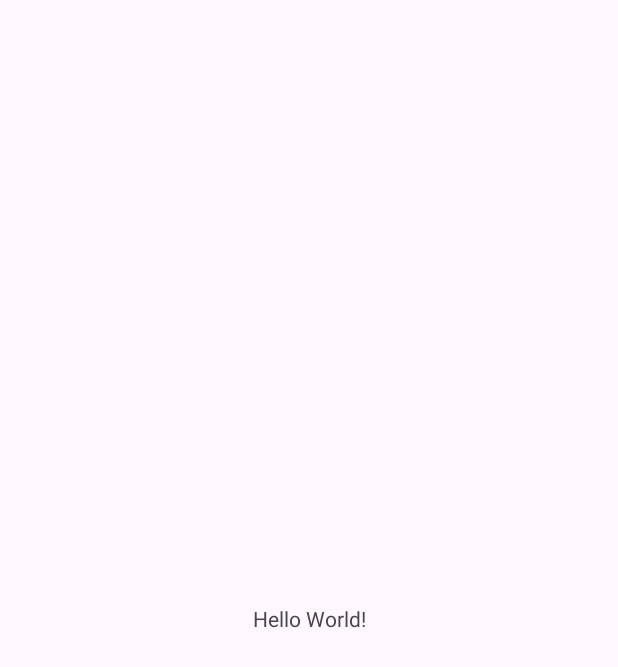
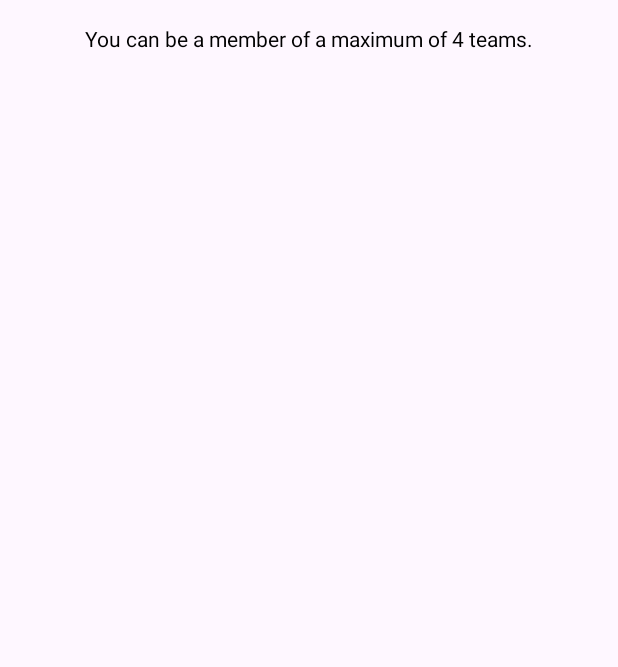
Before and after one commit to rabaduptis/TeamUP, an Android app: the screen it shows after launch once a user with an empty profile is signed in (MainActivity), on a phone screen of 412 x 824 dp. Before the commit the part shown is almost empty. Shown: the top 667 px of the screen. Run offline under Robolectric (Android 15) with nearby library versions, the phone set to English and light mode, and no system bars; our stand-ins replace Firebase (no records; nobody signed in at launch, a user with empty details on screens opened directly).

Commit message:
add team screen

```diff
--- a/app/src/main/res/layout/activity_main.xml
+++ b/app/src/main/res/layout/activity_main.xml
@@ -7,12 +7,26 @@
     tools:context=".MainActivity">
 
     <TextView
+        android:id="@+id/textView_team_info"
         android:layout_width="wrap_content"
         android:layout_height="wrap_content"
-        android:text="Hello World!"
-        app:layout_constraintBottom_toBottomOf="parent"
+        android:layout_marginTop="16dp"
+        android:text="@string/you_can_be_a_member_of_a_maximum_of_4_teams"
+        android:textColor="?android:attr/colorPrimary"
         app:layout_constraintEnd_toEndOf="parent"
         app:layout_constraintStart_toStartOf="parent"
         app:layout_constraintTop_toTopOf="parent" />
 
+    <androidx.recyclerview.widget.RecyclerView
+        android:id="@+id/recyclerView_teams"
+        android:layout_width="0dp"
+        android:layout_height="0dp"
+        android:layout_marginStart="32dp"
+        android:layout_marginTop="8dp"
+        android:layout_marginEnd="32dp"
+        android:layout_marginBottom="32dp"
+        app:layout_constraintBottom_toBottomOf="parent"
+        app:layout_constraintEnd_toEndOf="parent"
+        app:layout_constraintStart_toStartOf="parent"
+        app:layout_constraintTop_toBottomOf="@+id/textView_team_info" />
 </androidx.constraintlayout.widget.ConstraintLayout>
--- a/app/src/main/res/values-night/strings.xml
+++ b/app/src/main/res/values-night/strings.xml
@@ -2,4 +2,5 @@
 <resources>
     <string name="login_with_google">Login with Google</string>
     <string name="with_the_teamup_application_you_can_create_or_join_teams_in_this_way_you_can_complete_a_task_more_efficiently_by_dividing_it_into_tasks_among_team_members">With the TeamUP application, you can create or join teams. In this way, you can complete a task more efficiently by dividing it into tasks among team members!</string>
+    <string name="you_can_be_a_member_of_a_maximum_of_4_teams">You can be a member of a maximum of 4 teams.</string>
 </resources>
--- a/app/src/main/res/values/strings.xml
+++ b/app/src/main/res/values/strings.xml
@@ -2,4 +2,5 @@
     <string name="app_name">TeamUP</string>
     <string name="login_with_google">Login with Google</string>
     <string name="with_the_teamup_application_you_can_create_or_join_teams_in_this_way_you_can_complete_a_task_more_efficiently_by_dividing_it_into_tasks_among_team_members">With the TeamUP application, you can create or join teams. In this way, you can complete a task more efficiently by dividing it into tasks among team members!</string>
+    <string name="you_can_be_a_member_of_a_maximum_of_4_teams">You can be a member of a maximum of 4 teams.</string>
 </resources>
```
